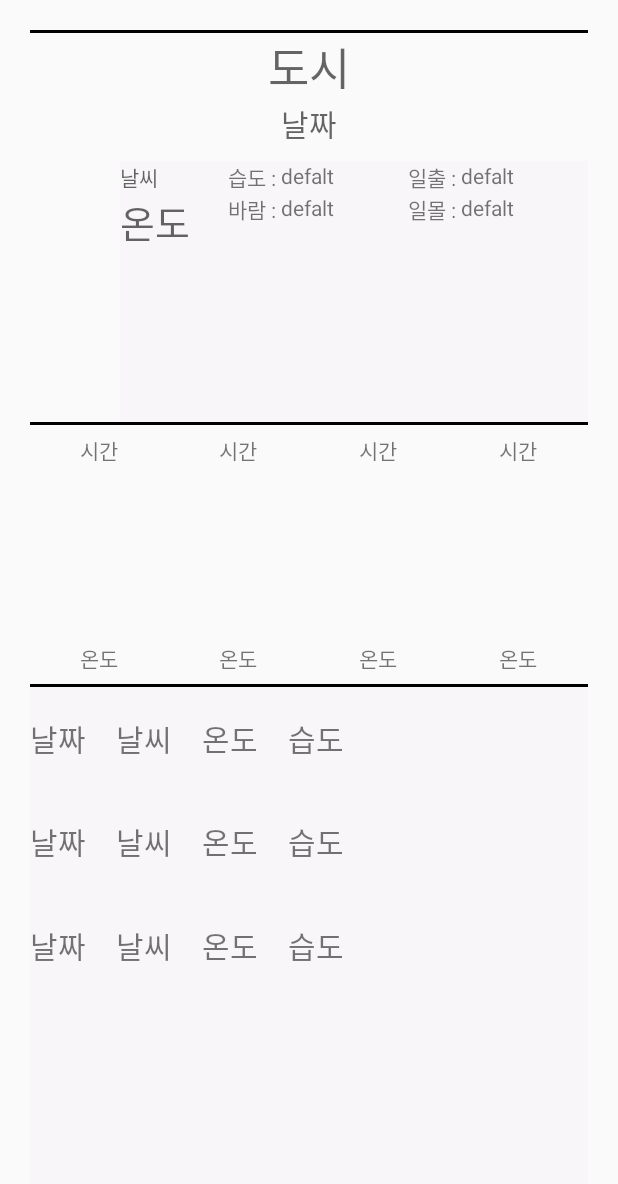
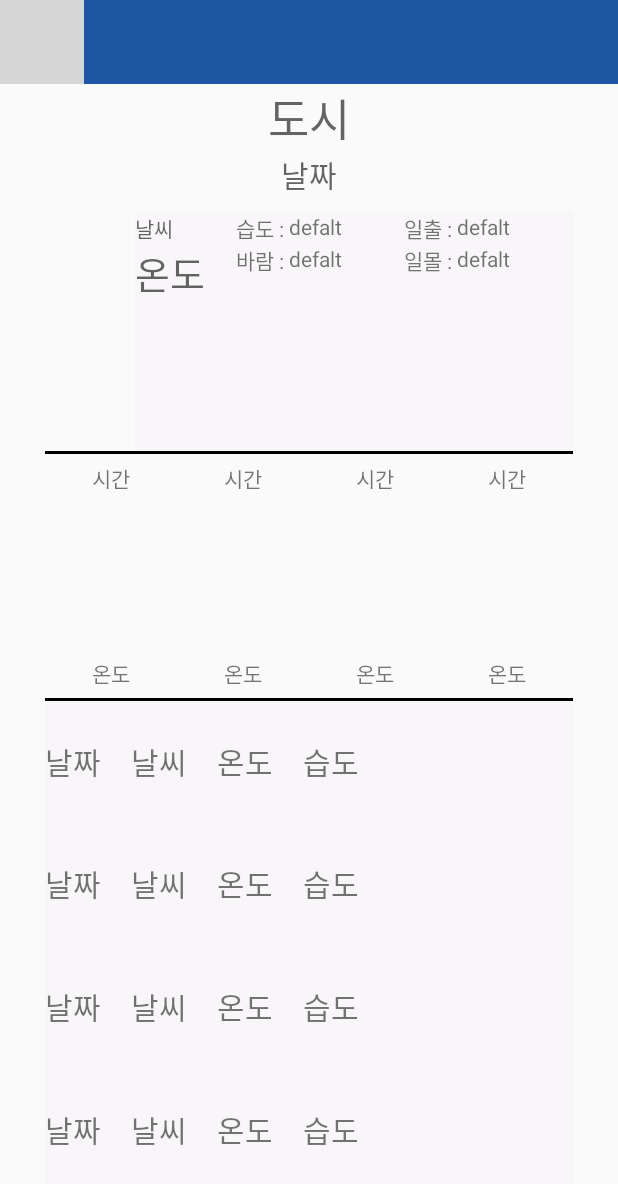
Before and after one commit to tkdwls9277/Sprinkler, an Android app: the Weather5days screen opened directly, with no data from a screen before it, on a phone screen of 412 x 824 dp. Shown: the top 1184 px of the screen. Run offline under Robolectric (Android 15) with nearby library versions, the phone set to English and light mode, and no system bars; our stand-ins replace Picasso, Volley; network calls fail; pictures from the network do not load; grey boxes are pictures that could not be loaded.

Commit message:
menubar complete

```diff
--- a/app/src/main/java/com/example/arduino/Weather5days.java
+++ b/app/src/main/java/com/example/arduino/Weather5days.java
@@ -1,13 +1,19 @@
 package com.example.arduino;
 
 import android.Manifest;
+import android.content.Intent;
 import android.content.pm.PackageManager;
 import android.os.AsyncTask;
 import android.os.Build;
 import android.os.Bundle;
 import android.support.v7.app.AppCompatActivity;
 import android.util.Log;
+import android.view.Menu;
+import android.view.MenuInflater;
+import android.view.MenuItem;
+import android.view.View;
 import android.widget.ImageView;
+import android.widget.PopupMenu;
 import android.widget.TextView;
 
 import com.android.volley.Request;
@@ -39,12 +45,13 @@ public class Weather5days extends AppCompatActivity {
 
     ImageView icon;
     TextView city, wind,sunrise,sunset;
-    TextView day0datetxt,day1datetxt,day2datetxt,day3datetxt;
-    TextView day0weathertxt,day1weathertxt,day2weathertxt,day3weathertxt;
-    TextView day0temptxt,day1temptxt,day2temptxt,day3temptxt;
-    TextView day0humitxt,day1humitxt,day2humitxt,day3humitxt;
+    TextView day0datetxt,day1datetxt,day2datetxt,day3datetxt,day4datetxt;
+    TextView day0weathertxt,day1weathertxt,day2weathertxt,day3weathertxt,day4weathertxt;
+    TextView day0temptxt,day1temptxt,day2temptxt,day3temptxt,day4temptxt;
+    TextView day0humitxt,day1humitxt,day2humitxt,day3humitxt,day4humitxt;
     TextView day0time0,day0time1,day0time2,day0time3,day0temp0,day0temp1,day0temp2,day0temp3;
     ImageView day0icon0,day0icon1,day0icon2,day0icon3;
+
 
     @Override
     protected void onCreate(Bundle savedInstanceState) {
@@ -65,21 +72,25 @@ public class Weather5days extends AppCompatActivity {
         day1datetxt = (TextView)findViewById(R.id.day1date);
         day2datetxt= (TextView)findViewById(R.id.day2date);
         day3datetxt = (TextView)findViewById(R.id.day3date);
+        day4datetxt = (TextView)findViewById(R.id.day4date);
 
         day0weathertxt = (TextView)findViewById(R.id.day0weather);
         day1weathertxt = (TextView)findViewById(R.id.day1weather);
         day2weathertxt = (TextView)findViewById(R.id.day2weather);
         day3weathertxt = (TextView)findViewById(R.id.day3weather);
+        day4weathertxt = (TextView)findViewById(R.id.day4weather);
 
         day0temptxt = (TextView)findViewById(R.id.day0temp);
         day1temptxt = (TextView)findViewById(R.id.day1temp);
         day2temptxt = (TextView)findViewById(R.id.day2temp);
         day3temptxt = (TextView)findViewById(R.id.day3temp);
+        day4temptxt = (TextView)findViewById(R.id.day4temp);
 
         day0humitxt = (TextView)findViewById(R.id.day0humi);
         day1humitxt = (TextView)findViewById(R.id.day1humi);
         day2humitxt = (TextView)findViewById(R.id.day2humi);
         day3humitxt = (TextView)findViewById(R.id.day3humi);
+        day4humitxt = (TextView)findViewById(R.id.day4humi);
 
         day0time0 = (TextView)findViewById(R.id.day0time0);
         day0time1 = (TextView)findViewById(R.id.day0time1);
@@ -95,6 +106,44 @@ public class Weather5days extends AppCompatActivity {
         day0icon1=(ImageView)findViewById(R.id.day0icon1);
         day0icon2=(ImageView)findViewById(R.id.day0icon2);
         day0icon3=(ImageView)findViewById(R.id.day0icon3);
+    }
+    public void onClickView(View v) {
+        if(v.getId()==R.id.menu){
+            PopupMenu popupMenu = new PopupMenu(getApplicationContext(), v);
+            MenuInflater inflater = popupMenu.getMenuInflater();
+            Menu menu = popupMenu.getMenu();
+
+            inflater.inflate(R.menu.popupmenu, menu);
+
+            popupMenu.setOnMenuItemClickListener
+                    (new PopupMenu.OnMenuItemClickListener() {
+                        @Override
+                        public boolean onMenuItemClick(MenuItem item) {
+                            Intent intent;
+                            switch (item.getItemId()) {
+                                case R.id.mainmenu:
+                                    intent = new Intent(Weather5days.this, MainActivity.class);
+                                    startActivity(intent);
+                                    return true;
+                                case R.id.weathermenu:
+                                    intent = new Intent(Weather5days.this, Weather5days.class);
+                                    startActivity(intent);
+                                    return true;
+                                case R.id.soilmenu:
+                                    intent = new Intent(Weather5days.this, SoilActivityTest.class);
+                                    startActivity(intent);
+                                    return true;
+                                case R.id.watermenu:
+                                    intent = new Intent(Weather5days.this, WaterActivityTest.class);
+                                    startActivity(intent);
+                                    return true;
+                            }
+                            return false;
+                        }
+                    });
+            popupMenu.show();
+
+        }
     }
 
     private void fine_weather(String url) {
@@ -185,6 +234,7 @@ public class Weather5days extends AppCompatActivity {
                     day1weathertxt.setText(new WeatherHangeul(day1weather).getWeather());
                     day2weathertxt.setText(new WeatherHangeul(day2weather).getWeather());
                     day3weathertxt.setText(new WeatherHangeul(day3weather).getWeather());
+                    day4weathertxt.setText(new WeatherHangeul(day4weather).getWeather());
 
                     //온도
                     JSONObject day0main=day0.getJSONObject("main");
@@ -203,6 +253,10 @@ public class Weather5days extends AppCompatActivity {
                     Double day3temp=day3main.getDouble("temp");
                     day3temptxt.setText(((int)(day3temp-273.15))+"°C");
                     day3humitxt.setText(day3main.getInt("humidity")+"%");
+                    JSONObject day4main=day4.getJSONObject("main");
+                    Double day4temp=day4main.getDouble("temp");
+                    day4temptxt.setText(((int)(day4temp-273.15))+"°C");
+                    day4humitxt.setText(day4main.getInt("humidity")+"%");
 
 
                     //달력에서 날짜 파싱
@@ -222,6 +276,10 @@ public class Weather5days extends AppCompatActivity {
                     Date day3date=mcalendar.getTime();
                     String sdf3=new SimpleDateFormat("MM월 dd일").format(day3date);
                     day3datetxt.setText(sdf3);
+                    mcalendar.add(Calendar.DAY_OF_WEEK,1);
+                    Date day4date=mcalendar.getTime();
+                    String sdf4=new SimpleDateFormat("MM월 dd일").format(day4date);
+                    day4datetxt.setText(sdf4);
 
                 }catch (JSONException e){
                     e.printStackTrace();
--- a/app/src/main/res/layout/activity_weather.xml
+++ b/app/src/main/res/layout/activity_weather.xml
@@ -1,18 +1,38 @@
 <?xml version="1.0" encoding="utf-8"?>
+
 <LinearLayout xmlns:android="http://schemas.android.com/apk/res/android"
+    xmlns:app="http://schemas.android.com/apk/res-auto"
     xmlns:tools="http://schemas.android.com/tools"
     android:layout_width="match_parent"
     android:layout_height="match_parent"
     android:orientation="vertical"
-    android:padding="20dp"
     tools:context=".Weather5days">
 
-    //메인바
+    <android.support.design.widget.CollapsingToolbarLayout
+        android:id="@+id/toolbar"
+        android:layout_width="match_parent"
+        android:layout_height="?attr/actionBarSize"
+        android:background="?attr/colorPrimary"
+        app:popupTheme="@style/AppTheme.PopupOverlay"
+        tools:ignore="NewApi">
 
-    <View
+        <ImageView
+            android:id="@+id/menu"
+            android:layout_width="?attr/actionBarSize"
+            android:layout_height="?attr/actionBarSize"
+            android:onClick="onClickView"
+            android:src="@drawable/ic_menu_black_24dp" />
+
+    </android.support.design.widget.CollapsingToolbarLayout>
+
+    <LinearLayout
         android:layout_width="match_parent"
-        android:layout_height="2dp"
-        android:background="#000000" />//중간선
+        android:layout_height="match_parent"
+        android:layout_marginLeft="30dp"
+        android:layout_marginRight="30dp"
+        android:layout_marginBottom="30dp"
+        android:orientation="vertical">
+
 
         <LinearLayout
             android:layout_width="match_parent"
@@ -123,7 +143,7 @@
                                 android:layout_width="match_parent"
                                 android:layout_height="wrap_content"
                                 android:hint="온도"
-                            android:textSize="25dp"/>
+                                android:textSize="25dp" />
                         </LinearLayout>
 
                         <LinearLayout
@@ -162,16 +182,15 @@
                     </LinearLayout>
 
                 </LinearLayout>
-        </LinearLayout>//오늘 날씨
+            </LinearLayout>
+            //오늘 날씨
 
         </LinearLayout>
-
 
         <View
             android:layout_width="match_parent"
             android:layout_height="2dp"
             android:background="#000000" />//중간선
-
 
         <LinearLayout
             android:layout_width="match_parent"
@@ -364,14 +383,13 @@
 
             </LinearLayout>
 
-    </LinearLayout>//시간별 날씨
-
+        </LinearLayout>
+        //시간별 날씨
 
         <View
             android:layout_width="match_parent"
             android:layout_height="2dp"
             android:background="#000000" />//중간선
-
 
         <LinearLayout
             android:layout_width="match_parent"
@@ -518,15 +536,45 @@
                 android:layout_weight="1"
                 android:orientation="horizontal">
 
+                <TextView
+                    android:id="@+id/day4date"
+                    android:layout_width="wrap_content"
+                    android:layout_height="match_parent"
+                    android:gravity="center"
+                    android:paddingRight="20dp"
+                    android:text="날짜"
+                    android:textSize="20dp" />
+
+                <TextView
+                    android:id="@+id/day4weather"
+                    android:layout_width="wrap_content"
+                    android:layout_height="match_parent"
+                    android:gravity="center"
+                    android:paddingRight="20dp"
+                    android:text="날씨"
+                    android:textSize="20dp" />
+
+                <TextView
+                    android:id="@+id/day4temp"
+                    android:layout_width="wrap_content"
+                    android:layout_height="match_parent"
+                    android:gravity="center"
+                    android:paddingRight="20dp"
+                    android:text="온도"
+                    android:textSize="20dp" />
+
+                <TextView
+                    android:id="@+id/day4humi"
+                    android:layout_width="wrap_content"
+                    android:layout_height="match_parent"
+                    android:gravity="center"
+                    android:paddingRight="20dp"
+                    android:text="습도"
+                    android:textSize="20dp" />
+
             </LinearLayout>
 
-        <LinearLayout
-            android:layout_width="match_parent"
-            android:layout_height="0dp"
-            android:layout_weight="1"
-            android:orientation="horizontal">
+        </LinearLayout>//날짜별 날씨
 
     </LinearLayout>
 </LinearLayout>
-    //날짜별 날씨
-</LinearLayout>
```
Also changed, not shown: app/src/main/res/layout/activity_main.xml (+30 -15 lines). Lines whose indentation alone changed are shown as unchanged.
